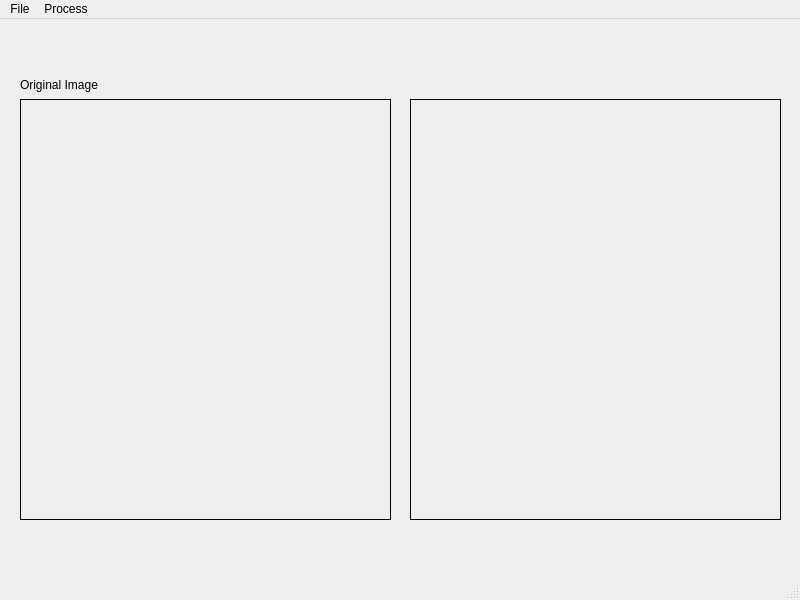
This is interface.ui in anhquoc4062/Image-Processing as Qt 5 draws it before an edit. The edited form follows.
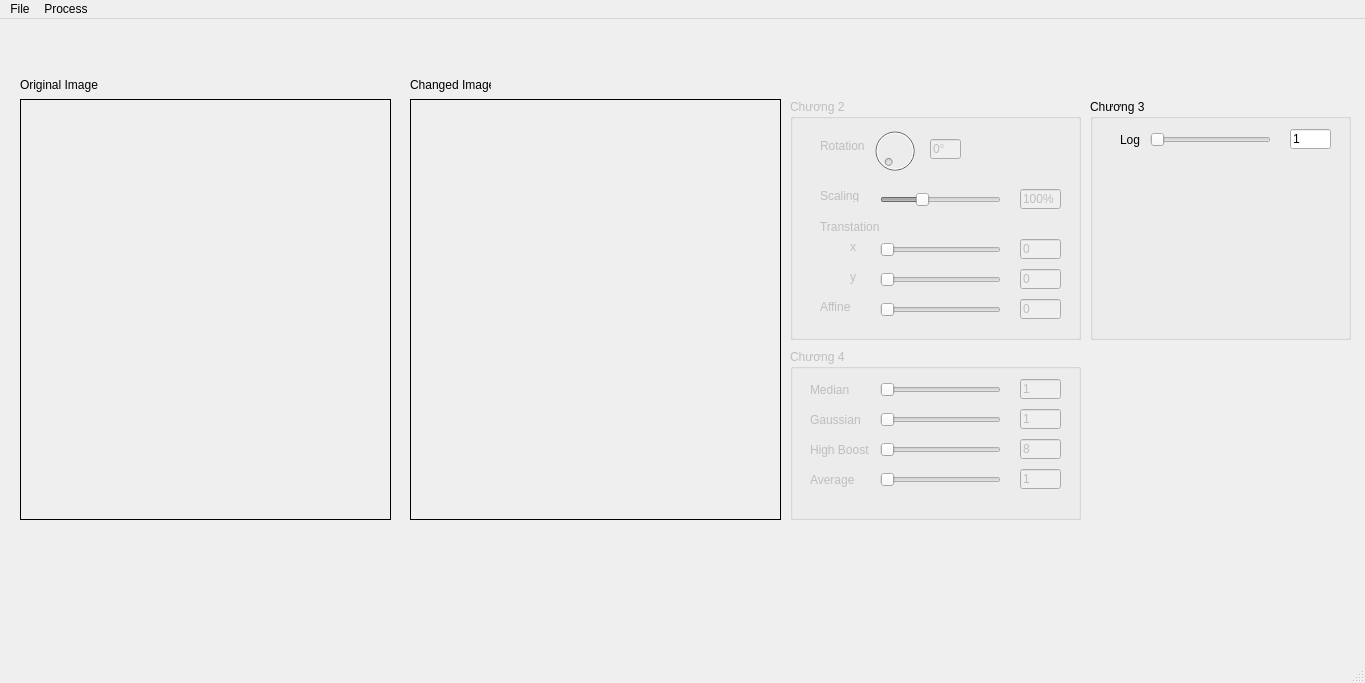
This is the edited form. Icons and pictures are not drawn.

```diff
--- a/interface.ui
+++ b/interface.ui
@@ -6,8 +6,8 @@
    <rect>
     <x>0</x>
     <y>0</y>
-    <width>800</width>
-    <height>600</height>
+    <width>1365</width>
+    <height>683</height>
    </rect>
   </property>
   <property name="windowTitle">
@@ -59,13 +59,577 @@
      <string/>
     </property>
    </widget>
+   <widget class="QGroupBox" name="chuong2Group">
+    <property name="enabled">
+     <bool>false</bool>
+    </property>
+    <property name="geometry">
+     <rect>
+      <x>790</x>
+      <y>80</y>
+      <width>291</width>
+      <height>241</height>
+     </rect>
+    </property>
+    <property name="title">
+     <string>Chương 2</string>
+    </property>
+    <widget class="QDial" name="rotation_inp">
+     <property name="geometry">
+      <rect>
+       <x>80</x>
+       <y>20</y>
+       <width>50</width>
+       <height>64</height>
+      </rect>
+     </property>
+     <property name="maximum">
+      <number>360</number>
+     </property>
+    </widget>
+    <widget class="QLabel" name="label_2">
+     <property name="geometry">
+      <rect>
+       <x>30</x>
+       <y>40</y>
+       <width>47</width>
+       <height>13</height>
+      </rect>
+     </property>
+     <property name="text">
+      <string>Rotation</string>
+     </property>
+    </widget>
+    <widget class="QLineEdit" name="rotation_val">
+     <property name="geometry">
+      <rect>
+       <x>140</x>
+       <y>40</y>
+       <width>31</width>
+       <height>20</height>
+      </rect>
+     </property>
+     <property name="text">
+      <string>0°</string>
+     </property>
+    </widget>
+    <widget class="QLabel" name="label_3">
+     <property name="geometry">
+      <rect>
+       <x>30</x>
+       <y>90</y>
+       <width>47</width>
+       <height>13</height>
+      </rect>
+     </property>
+     <property name="text">
+      <string>Scaling</string>
+     </property>
+    </widget>
+    <widget class="QSlider" name="scaling_inp">
+     <property name="geometry">
+      <rect>
+       <x>90</x>
+       <y>90</y>
+       <width>121</width>
+       <height>22</height>
+      </rect>
+     </property>
+     <property name="minimum">
+      <number>50</number>
+     </property>
+     <property name="maximum">
+      <number>200</number>
+     </property>
+     <property name="value">
+      <number>100</number>
+     </property>
+     <property name="orientation">
+      <enum>Qt::Horizontal</enum>
+     </property>
+    </widget>
+    <widget class="QLineEdit" name="scaling_val">
+     <property name="geometry">
+      <rect>
+       <x>230</x>
+       <y>90</y>
+       <width>41</width>
+       <height>20</height>
+      </rect>
+     </property>
+     <property name="text">
+      <string>100%</string>
+     </property>
+    </widget>
+    <widget class="QLineEdit" name="tranX_val">
+     <property name="geometry">
+      <rect>
+       <x>230</x>
+       <y>140</y>
+       <width>41</width>
+       <height>20</height>
+      </rect>
+     </property>
+     <property name="text">
+      <string>0</string>
+     </property>
+    </widget>
+    <widget class="QLabel" name="label_4">
+     <property name="geometry">
+      <rect>
+       <x>30</x>
+       <y>120</y>
+       <width>61</width>
+       <height>16</height>
+      </rect>
+     </property>
+     <property name="text">
+      <string>Transtation</string>
+     </property>
+    </widget>
+    <widget class="QSlider" name="tranX_inp">
+     <property name="geometry">
+      <rect>
+       <x>90</x>
+       <y>140</y>
+       <width>121</width>
+       <height>22</height>
+      </rect>
+     </property>
+     <property name="orientation">
+      <enum>Qt::Horizontal</enum>
+     </property>
+    </widget>
+    <widget class="QSlider" name="tranY_inp">
+     <property name="geometry">
+      <rect>
+       <x>90</x>
+       <y>170</y>
+       <width>121</width>
+       <height>22</height>
+      </rect>
+     </property>
+     <property name="orientation">
+      <enum>Qt::Horizontal</enum>
+     </property>
+    </widget>
+    <widget class="QLineEdit" name="tranY_val">
+     <property name="geometry">
+      <rect>
+       <x>230</x>
+       <y>170</y>
+       <width>41</width>
+       <height>20</height>
+      </rect>
+     </property>
+     <property name="text">
+      <string>0</string>
+     </property>
+    </widget>
+    <widget class="QLabel" name="label_5">
+     <property name="geometry">
+      <rect>
+       <x>60</x>
+       <y>140</y>
+       <width>16</width>
+       <height>16</height>
+      </rect>
+     </property>
+     <property name="text">
+      <string>x</string>
+     </property>
+    </widget>
+    <widget class="QLabel" name="label_6">
+     <property name="geometry">
+      <rect>
+       <x>60</x>
+       <y>170</y>
+       <width>16</width>
+       <height>16</height>
+      </rect>
+     </property>
+     <property name="text">
+      <string>y</string>
+     </property>
+    </widget>
+    <widget class="QLabel" name="label_7">
+     <property name="geometry">
+      <rect>
+       <x>30</x>
+       <y>200</y>
+       <width>61</width>
+       <height>16</height>
+      </rect>
+     </property>
+     <property name="text">
+      <string>Affine</string>
+     </property>
+    </widget>
+    <widget class="QSlider" name="affine_inp">
+     <property name="geometry">
+      <rect>
+       <x>90</x>
+       <y>200</y>
+       <width>121</width>
+       <height>22</height>
+      </rect>
+     </property>
+     <property name="minimum">
+      <number>50</number>
+     </property>
+     <property name="maximum">
+      <number>200</number>
+     </property>
+     <property name="orientation">
+      <enum>Qt::Horizontal</enum>
+     </property>
+    </widget>
+    <widget class="QLineEdit" name="affine_val">
+     <property name="geometry">
+      <rect>
+       <x>230</x>
+       <y>200</y>
+       <width>41</width>
+       <height>20</height>
+      </rect>
+     </property>
+     <property name="text">
+      <string>0</string>
+     </property>
+    </widget>
+   </widget>
+   <widget class="QGroupBox" name="chuong4Group">
+    <property name="enabled">
+     <bool>false</bool>
+    </property>
+    <property name="geometry">
+     <rect>
+      <x>790</x>
+      <y>330</y>
+      <width>291</width>
+      <height>171</height>
+     </rect>
+    </property>
+    <property name="title">
+     <string>Chương 4</string>
+    </property>
+    <widget class="QLabel" name="label_8">
+     <property name="geometry">
+      <rect>
+       <x>20</x>
+       <y>30</y>
+       <width>47</width>
+       <height>13</height>
+      </rect>
+     </property>
+     <property name="text">
+      <string/>
+     </property>
+    </widget>
+    <widget class="QLabel" name="label_9">
+     <property name="geometry">
+      <rect>
+       <x>20</x>
+       <y>30</y>
+       <width>61</width>
+       <height>21</height>
+      </rect>
+     </property>
+     <property name="text">
+      <string>Median</string>
+     </property>
+    </widget>
+    <widget class="QSlider" name="median_inp">
+     <property name="geometry">
+      <rect>
+       <x>90</x>
+       <y>30</y>
+       <width>121</width>
+       <height>22</height>
+      </rect>
+     </property>
+     <property name="minimum">
+      <number>1</number>
+     </property>
+     <property name="maximum">
+      <number>13</number>
+     </property>
+     <property name="singleStep">
+      <number>2</number>
+     </property>
+     <property name="value">
+      <number>1</number>
+     </property>
+     <property name="sliderPosition">
+      <number>1</number>
+     </property>
+     <property name="orientation">
+      <enum>Qt::Horizontal</enum>
+     </property>
+    </widget>
+    <widget class="QLineEdit" name="median_val">
+     <property name="geometry">
+      <rect>
+       <x>230</x>
+       <y>30</y>
+       <width>41</width>
+       <height>20</height>
+      </rect>
+     </property>
+     <property name="text">
+      <string>1</string>
+     </property>
+    </widget>
+    <widget class="QLabel" name="label_10">
+     <property name="geometry">
+      <rect>
+       <x>20</x>
+       <y>60</y>
+       <width>61</width>
+       <height>21</height>
+      </rect>
+     </property>
+     <property name="text">
+      <string>Gaussian</string>
+     </property>
+    </widget>
+    <widget class="QSlider" name="gaussian_inp">
+     <property name="geometry">
+      <rect>
+       <x>90</x>
+       <y>60</y>
+       <width>121</width>
+       <height>22</height>
+      </rect>
+     </property>
+     <property name="minimum">
+      <number>1</number>
+     </property>
+     <property name="maximum">
+      <number>13</number>
+     </property>
+     <property name="singleStep">
+      <number>2</number>
+     </property>
+     <property name="value">
+      <number>1</number>
+     </property>
+     <property name="sliderPosition">
+      <number>1</number>
+     </property>
+     <property name="orientation">
+      <enum>Qt::Horizontal</enum>
+     </property>
+    </widget>
+    <widget class="QLineEdit" name="gaussian_val">
+     <property name="geometry">
+      <rect>
+       <x>230</x>
+       <y>60</y>
+       <width>41</width>
+       <height>20</height>
+      </rect>
+     </property>
+     <property name="text">
+      <string>1</string>
+     </property>
+    </widget>
+    <widget class="QLineEdit" name="highboost_val">
+     <property name="geometry">
+      <rect>
+       <x>230</x>
+       <y>90</y>
+       <width>41</width>
+       <height>20</height>
+      </rect>
+     </property>
+     <property name="text">
+      <string>8</string>
+     </property>
+    </widget>
+    <widget class="QSlider" name="highboost_inp">
+     <property name="geometry">
+      <rect>
+       <x>90</x>
+       <y>90</y>
+       <width>121</width>
+       <height>22</height>
+      </rect>
+     </property>
+     <property name="minimum">
+      <number>8</number>
+     </property>
+     <property name="maximum">
+      <number>20</number>
+     </property>
+     <property name="singleStep">
+      <number>1</number>
+     </property>
+     <property name="value">
+      <number>8</number>
+     </property>
+     <property name="sliderPosition">
+      <number>8</number>
+     </property>
+     <property name="orientation">
+      <enum>Qt::Horizontal</enum>
+     </property>
+    </widget>
+    <widget class="QLabel" name="label_11">
+     <property name="geometry">
+      <rect>
+       <x>20</x>
+       <y>90</y>
+       <width>61</width>
+       <height>21</height>
+      </rect>
+     </property>
+     <property name="text">
+      <string>High Boost</string>
+     </property>
+    </widget>
+    <widget class="QLineEdit" name="average_val">
+     <property name="geometry">
+      <rect>
+       <x>230</x>
+       <y>120</y>
+       <width>41</width>
+       <height>20</height>
+      </rect>
+     </property>
+     <property name="text">
+      <string>1</string>
+     </property>
+    </widget>
+    <widget class="QLabel" name="label_12">
+     <property name="geometry">
+      <rect>
+       <x>20</x>
+       <y>120</y>
+       <width>61</width>
+       <height>21</height>
+      </rect>
+     </property>
+     <property name="text">
+      <string>Average</string>
+     </property>
+    </widget>
+    <widget class="QSlider" name="average_inp">
+     <property name="geometry">
+      <rect>
+       <x>90</x>
+       <y>120</y>
+       <width>121</width>
+       <height>22</height>
+      </rect>
+     </property>
+     <property name="minimum">
+      <number>1</number>
+     </property>
+     <property name="maximum">
+      <number>13</number>
+     </property>
+     <property name="singleStep">
+      <number>1</number>
+     </property>
+     <property name="value">
+      <number>1</number>
+     </property>
+     <property name="sliderPosition">
+      <number>1</number>
+     </property>
+     <property name="orientation">
+      <enum>Qt::Horizontal</enum>
+     </property>
+    </widget>
+   </widget>
+   <widget class="QGroupBox" name="groupBox">
+    <property name="geometry">
+     <rect>
+      <x>1090</x>
+      <y>80</y>
+      <width>261</width>
+      <height>241</height>
+     </rect>
+    </property>
+    <property name="title">
+     <string>Chương 3</string>
+    </property>
+    <widget class="QLineEdit" name="log_val">
+     <property name="geometry">
+      <rect>
+       <x>200</x>
+       <y>30</y>
+       <width>41</width>
+       <height>20</height>
+      </rect>
+     </property>
+     <property name="text">
+      <string>1</string>
+     </property>
+    </widget>
+    <widget class="QSlider" name="log_inp">
+     <property name="geometry">
+      <rect>
+       <x>60</x>
+       <y>30</y>
+       <width>121</width>
+       <height>22</height>
+      </rect>
+     </property>
+     <property name="minimum">
+      <number>1</number>
+     </property>
+     <property name="maximum">
+      <number>4</number>
+     </property>
+     <property name="singleStep">
+      <number>2</number>
+     </property>
+     <property name="value">
+      <number>1</number>
+     </property>
+     <property name="sliderPosition">
+      <number>1</number>
+     </property>
+     <property name="orientation">
+      <enum>Qt::Horizontal</enum>
+     </property>
+    </widget>
+    <widget class="QLabel" name="label_14">
+     <property name="geometry">
+      <rect>
+       <x>30</x>
+       <y>30</y>
+       <width>21</width>
+       <height>21</height>
+      </rect>
+     </property>
+     <property name="text">
+      <string>Log</string>
+     </property>
+    </widget>
+   </widget>
+   <widget class="QLabel" name="label_13">
+    <property name="geometry">
+     <rect>
+      <x>410</x>
+      <y>50</y>
+      <width>81</width>
+      <height>31</height>
+     </rect>
+    </property>
+    <property name="text">
+     <string>Changed Image</string>
+    </property>
+   </widget>
   </widget>
   <widget class="QMenuBar" name="menubar">
    <property name="geometry">
     <rect>
      <x>0</x>
      <y>0</y>
-     <width>800</width>
+     <width>1365</width>
      <height>21</height>
     </rect>
    </property>
```
